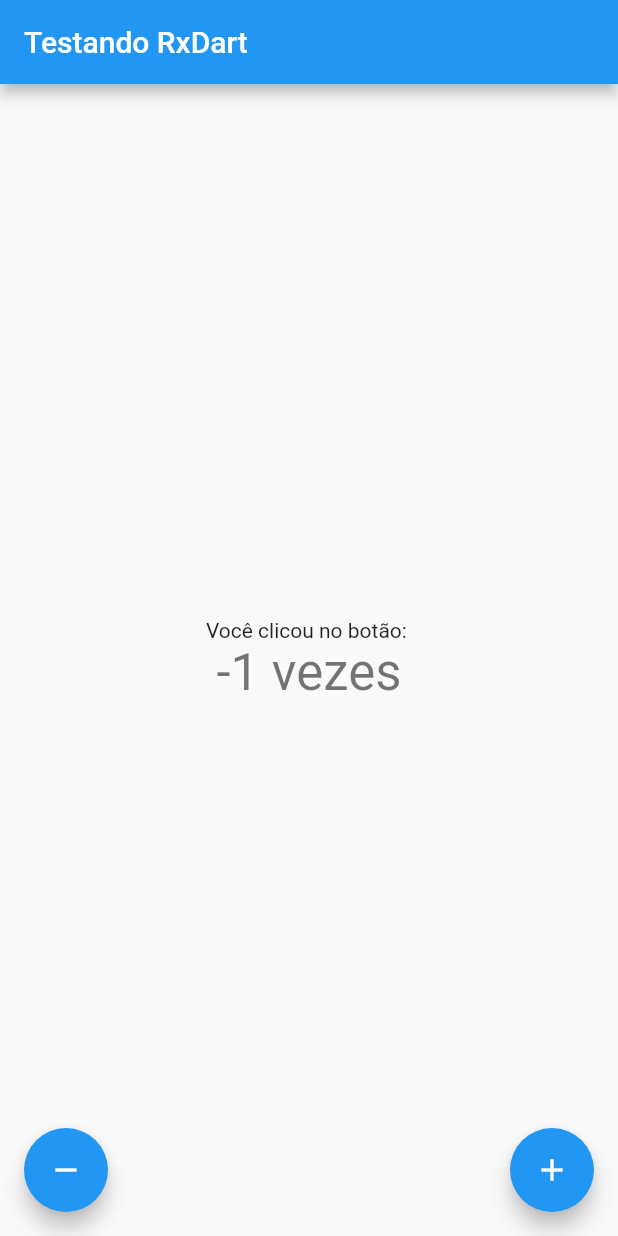
After one commit to dsErick/flutter-state-management, a Flutter app: the screen it shows after launch, after a tap on the "remove" icon, on a phone screen of 412 x 824 dp. The commit adds this screen. Run offline on Flutter 3.47's test engine with Material 2 defaults, Android fonts, the phone set to English and light mode, and no system bars; our stand-ins replace rxdart.

Commit message:
Implementing decrease functionality and refactoring the First RxDart app

```diff
--- /dev/null
+++ b/lib/reactive_experience/counter.dart
@@ -0,0 +1,84 @@
+import 'package:flutter/material.dart';
+import 'package:rxdart/rxdart.dart';
+
+class MyRxDartPage extends StatelessWidget {
+    final CounterModel _counter = CounterModel();
+
+    MyRxDartPage({Key? key}) : super(key: key);
+
+    @override
+    Widget build(BuildContext context) {
+        return Scaffold(
+            appBar: AppBar(
+                title: Text('Testando RxDart'),
+            ),
+            body: Center(
+                child: Column(
+                    mainAxisAlignment: MainAxisAlignment.center,
+                    children: <Widget>[
+                        Text('Você clicou no botão: '),
+                        StreamBuilder<int>(
+                            stream: _counter.stream,
+                            builder: (context, snapshot) {
+                                return Text(
+                                    '${snapshot.data} vezes',
+                                    style: Theme.of(context).textTheme.headline4,
+                                );
+                            },
+                        ),
+                    ],
+                ),
+            ),
+            floatingActionButtonLocation: FloatingActionButtonLocation.centerFloat,
+            floatingActionButton: Padding(
+                padding: EdgeInsets.symmetric(horizontal: 16),
+                child: Row(
+                    mainAxisAlignment: MainAxisAlignment.spaceBetween,
+                    children: [
+                        FloatingActionButton(
+                            onPressed: () => _counter.decrease(),
+                            tooltip: 'Diminuir',
+                            child: Icon(Icons.remove),
+                        ),
+                        FloatingActionButton(
+                            onPressed: () => _counter.increase(),
+                            tooltip: 'Aumentar',
+                            child: Icon(Icons.add),
+                        )
+                    ],
+                ),
+            ),
+        );
+    }
+}
+
+class CounterModel extends ChangeNotifier {
+    /// Controlador do fluxo do tipo int que inicia com 0
+    final count = BehaviorSubject<int>.seeded(0);
+
+    /// Saída de dados
+    Stream<int> get stream => count.stream;
+
+    /// Entrada de dados
+    // Sink<int> get entrada => count.sink;
+
+    /// Getter que retorna o valor atual
+    int get value => count.value!;
+
+    /// Função que aumenta o valor do contador
+    void increase() {
+        count.sink.add(value + 1);
+    }
+
+    /// Função que diminui o valor do contador
+    void decrease() {
+        count.sink.add(value - 1);
+    }
+
+    /// Fechando o controller
+    @override
+    void dispose() {
+        count.close();
+        super.dispose();
+    }
+}
```
Also changed, not shown: lib/main.dart (+4 -92 lines).
